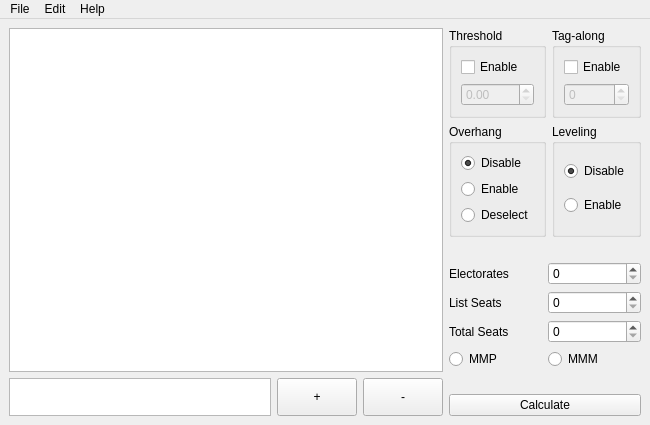
Old version of the form mainwindow.ui in the repository purplewavesss/ElectionCalculatorPlusPlus.
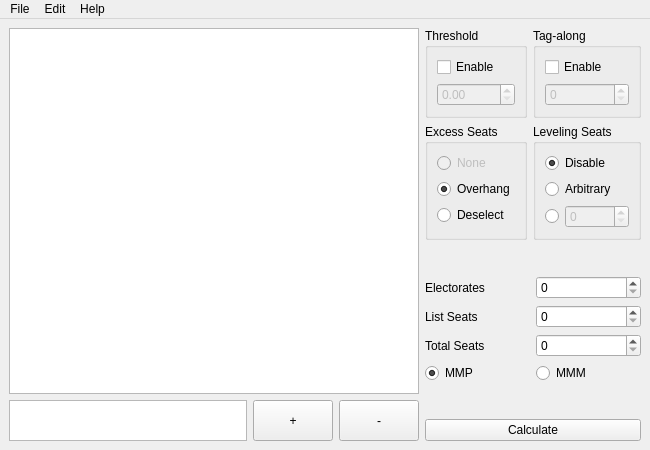
New version of the form.

Commit message: Election class boilerplate

```diff
--- a/mainwindow.ui
+++ b/mainwindow.ui
@@ -7,7 +7,7 @@
     <x>0</x>
     <y>0</y>
     <width>650</width>
-    <height>425</height>
+    <height>450</height>
    </rect>
   </property>
   <property name="windowTitle">
@@ -85,27 +85,39 @@
      <layout class="QVBoxLayout" name="electionSettingsLayout">
       <item>
        <layout class="QGridLayout" name="electionRulesGrid" rowstretch="1,1" columnstretch="1,1">
+        <property name="rightMargin">
+         <number>0</number>
+        </property>
         <item row="1" column="0">
          <widget class="QGroupBox" name="overhangBox">
           <property name="title">
-           <string>Overhang</string>
+           <string>Excess Seats</string>
           </property>
           <layout class="QVBoxLayout" name="verticalLayout_8">
            <item>
-            <widget class="QRadioButton" name="disableOverhang">
+            <widget class="QRadioButton" name="none">
+             <property name="enabled">
+              <bool>false</bool>
+             </property>
              <property name="text">
-              <string>Disable</string>
+              <string>None</string>
              </property>
-             <property name="checked">
+             <property name="checkable">
               <bool>true</bool>
              </property>
+             <property name="checked">
+              <bool>false</bool>
+             </property>
             </widget>
            </item>
            <item>
             <widget class="QRadioButton" name="enableOverhang">
              <property name="text">
-              <string>Enable</string>
+              <string>Overhang</string>
              </property>
+             <property name="checked">
+              <bool>true</bool>
+             </property>
             </widget>
            </item>
            <item>
@@ -170,7 +182,7 @@
         <item row="1" column="1">
          <widget class="QGroupBox" name="levelingBox">
           <property name="title">
-           <string>Leveling</string>
+           <string>Leveling Seats</string>
           </property>
           <layout class="QVBoxLayout" name="verticalLayout_9">
            <item>
@@ -186,10 +198,28 @@
            <item>
             <widget class="QRadioButton" name="enableLeveling">
              <property name="text">
-              <string>Enable</string>
+              <string>Arbitrary</string>
              </property>
             </widget>
            </item>
+           <item>
+            <layout class="QHBoxLayout" name="specifiedLevelingLayout" stretch="0,1">
+             <item>
+              <widget class="QRadioButton" name="specifiedLevelingOption">
+               <property name="text">
+                <string/>
+               </property>
+              </widget>
+             </item>
+             <item>
+              <widget class="QSpinBox" name="specifiedLevelingSeats">
+               <property name="enabled">
+                <bool>false</bool>
+               </property>
+              </widget>
+             </item>
+            </layout>
+           </item>
           </layout>
          </widget>
         </item>
@@ -244,6 +274,9 @@
             <property name="text">
              <string>MMP</string>
             </property>
+            <property name="checked">
+             <bool>true</bool>
+            </property>
            </widget>
           </item>
           <item>
```
Left out of the diff: 15 changed lines with no effect on the pictures. The commit also changes 10 other files.
